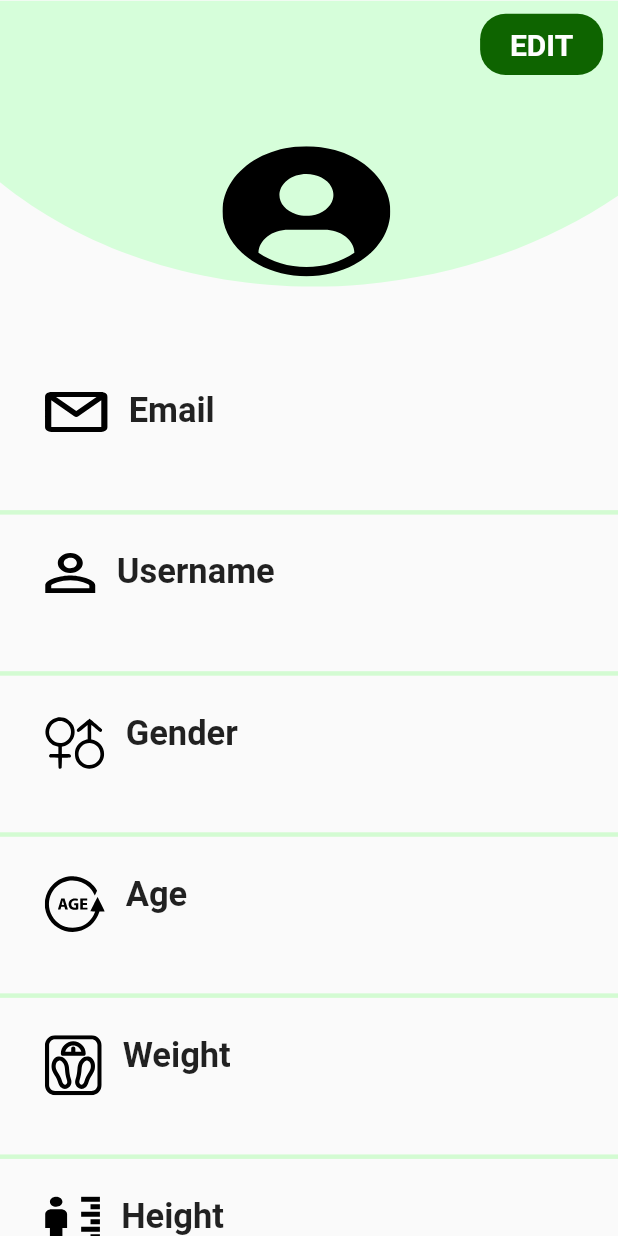
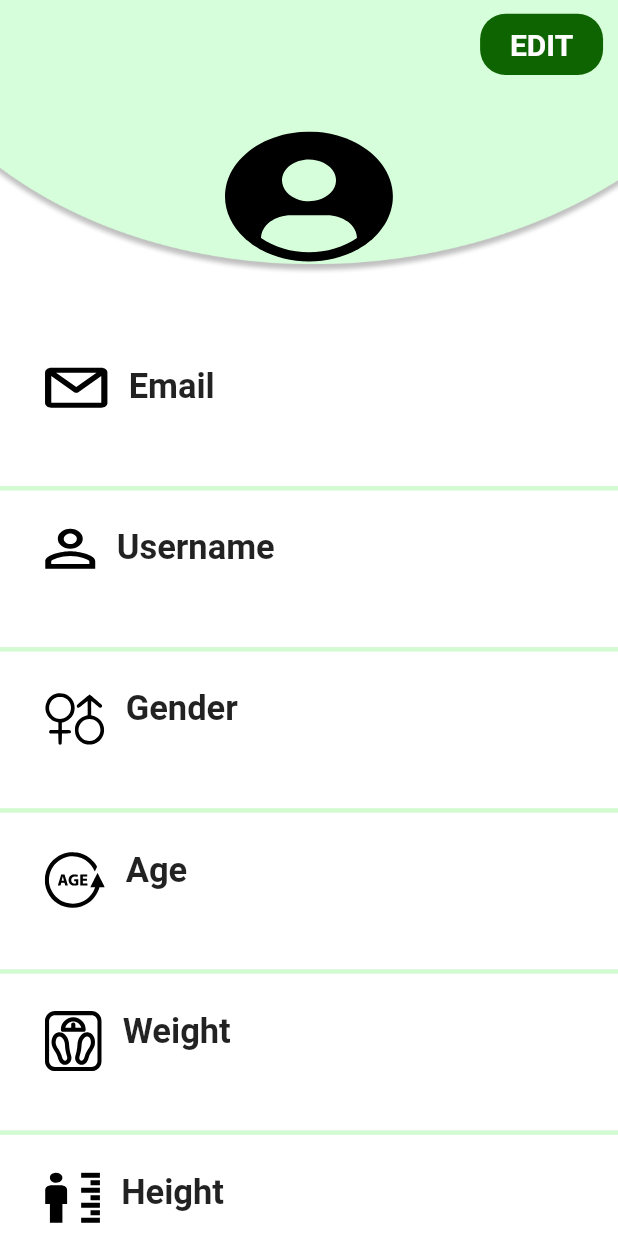
Before and after one commit to glory-i/trial_fyp_mobile, a Flutter app: the ProfileScreen screen opened directly, on a phone screen of 412 x 824 dp. Run offline on Flutter 3.47's test engine with Material 2 defaults, Android fonts, the light colour scheme and no system bars; our stand-ins replace dropdown_button2, flutter_secure_storage, flutter_svg, internet_connection_checker, pie_chart, pin_code_fields; accounts and stored records are empty; network calls fail; project files that could hold a hidden picture were left out.

Commit message:
GLory and I

```diff
--- a/lib/main.dart
+++ b/lib/main.dart
@@ -28,8 +28,10 @@ class _MyAppState extends State<MyApp> {
       //home: OTP(),
       debugShowCheckedModeBanner: false,
       theme: ThemeData(
-          inputDecorationTheme:
-              const InputDecorationTheme(border: InputBorder.none)),
+        inputDecorationTheme:
+            const InputDecorationTheme(border: InputBorder.none),
+        scaffoldBackgroundColor: Colors.white,
+      ),
     );
   }
 }
--- a/lib/views/HomeApp/profile.dart
+++ b/lib/views/HomeApp/profile.dart
@@ -1,9 +1,11 @@
 import 'dart:convert';
 
 import 'package:flutter/material.dart';
+import 'package:flutter_secure_storage/flutter_secure_storage.dart';
 import 'package:flutter_svg/svg.dart';
 import 'package:trial_fyp_mobile/models/authentication/applicationUser.dart';
 import 'package:trial_fyp_mobile/size_config.dart';
+import 'package:trial_fyp_mobile/views/Authentication/login.dart';
 import 'package:trial_fyp_mobile/views/HomeApp/updateProfile.dart';
 import 'package:trial_fyp_mobile/widgets/primary_button.dart';
 
@@ -39,14 +41,13 @@ class _ProfileScreenState extends State<ProfileScreen> {
           isLoading = false;
         });
         showErrorSnackBar(apiResponse.error!.message, context);
-      }
-      else{
-        applicationUser = applicationUserFromJson(json.encode(apiResponse.data));
+      } else {
+        applicationUser =
+            applicationUserFromJson(json.encode(apiResponse.data));
         setState(() {
           isLoading = false;
         });
       }
-
     } else {
       setState(() {
         isLoading = false;
@@ -70,7 +71,9 @@ class _ProfileScreenState extends State<ProfileScreen> {
             onTap: () {
               ////send to update profile screen
               Navigator.of(context).push(MaterialPageRoute(
-                  builder: (context) => UpdateProfileScreen(applicationUser: applicationUser!,)));
+                  builder: (context) => UpdateProfileScreen(
+                        applicationUser: applicationUser!,
+                      )));
             },
             child: Container(
               margin: EdgeInsets.only(
@@ -95,17 +98,24 @@ class _ProfileScreenState extends State<ProfileScreen> {
       body: Column(
         children: [
           Stack(
+            alignment: Alignment.bottomCenter,
             children: [
-              SvgPicture.asset(
-                "assets/Ellipse18.svg",
+              Image.asset(
+                "assets/Ellipse_18.png",
+                height: getProportionateScreenHeight(200),
+                width: double.infinity,
+                fit: BoxFit.fill,
               ),
-              Positioned(
-                left: getProportionateScreenWidth(149),
-                top: getProportionateScreenHeight(106),
-                child: SvgPicture.asset(
-                  "assets/avatar.svg",
-                ),
-              )
+              Column(
+                children: [
+                  SvgPicture.asset(
+                    "assets/avatar.svg",
+                  ),
+                  SizedBox(
+                    height: getProportionateScreenHeight(10),
+                  )
+                ],
+              ),
             ],
           ),
           Text(
@@ -131,8 +141,7 @@ class _ProfileScreenState extends State<ProfileScreen> {
                   ),
                   KProfileDetails(
                       title: "Username",
-                      value:
-                          isLoading ? " " : "${applicationUser!.userName}",
+                      value: isLoading ? " " : "${applicationUser!.userName}",
                       imageString: "assets/usernameicon.svg"),
                   const Divider(
                     color: Color(kPrimaryBackgroundColor),
@@ -200,8 +209,16 @@ class _ProfileScreenState extends State<ProfileScreen> {
                   GestureDetector(
                     onTap: () {
                       //CALL THE LOGOUT ENDPOINT THAT YOU CREATE
-                        // Navigate back to the login screen
-                        //Navigator.popUntil(context, ModalRoute.withName('/loginScreen'));
+                      // Navigate back to the login screen
+                      //Navigator.popUntil(context, ModalRoute.withName('/loginScreen'));
+                      clearSecureStorage();
+                      Navigator.pushAndRemoveUntil(
+                        context,
+                        MaterialPageRoute(builder: (context) {
+                          return const Login();
+                        }),
+                        (route) => false,
+                      );
                     },
                     child: Padding(
                       padding: EdgeInsets.fromLTRB(
@@ -222,6 +239,11 @@ class _ProfileScreenState extends State<ProfileScreen> {
         ],
       ),
     );
+  }
+
+  void clearSecureStorage() async {
+    FlutterSecureStorage secureStorage = const FlutterSecureStorage();
+    await secureStorage.deleteAll();
   }
 }
 
--- a/lib/views/MealPlan/planned_meal.dart
+++ b/lib/views/MealPlan/planned_meal.dart
@@ -206,6 +206,7 @@ class _PlannedMealState extends State<PlannedMeal> {
 
                         /// Totals
                         Row(
+                          crossAxisAlignment: CrossAxisAlignment.start,
                           mainAxisAlignment: MainAxisAlignment.spaceBetween,
                           children: const [
                             Text(
```
Also changed, not shown: lib/views/HomeApp/dashboard.dart (+37 -26 lines), lib/views/MealPlan/meal.dart (+9 -7 lines), lib/views/NutritionCalculator/nutrition.dart (+10 -9 lines), assets/Ellipse_18.png (added).
